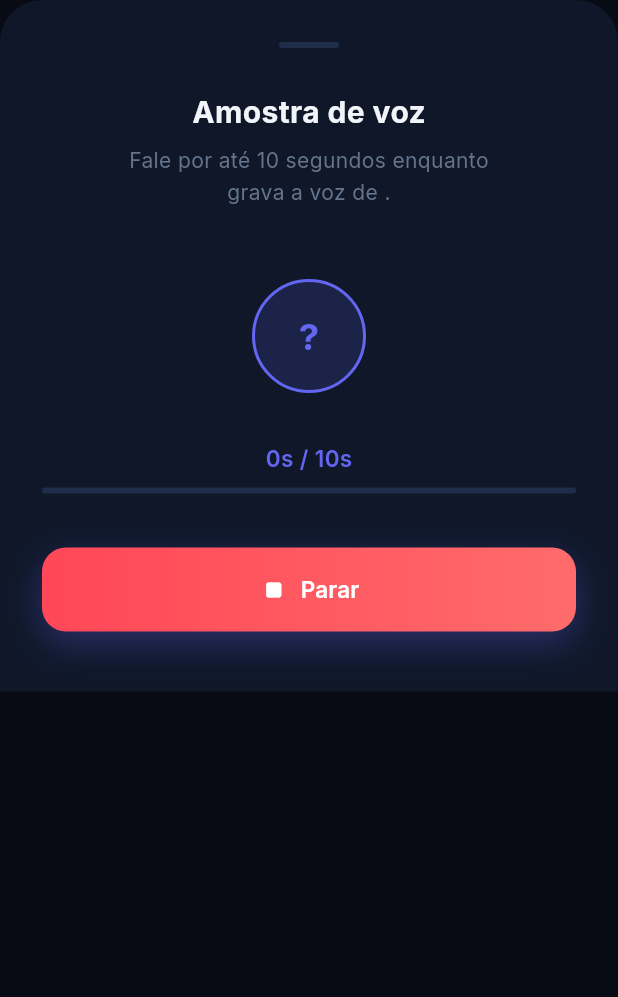
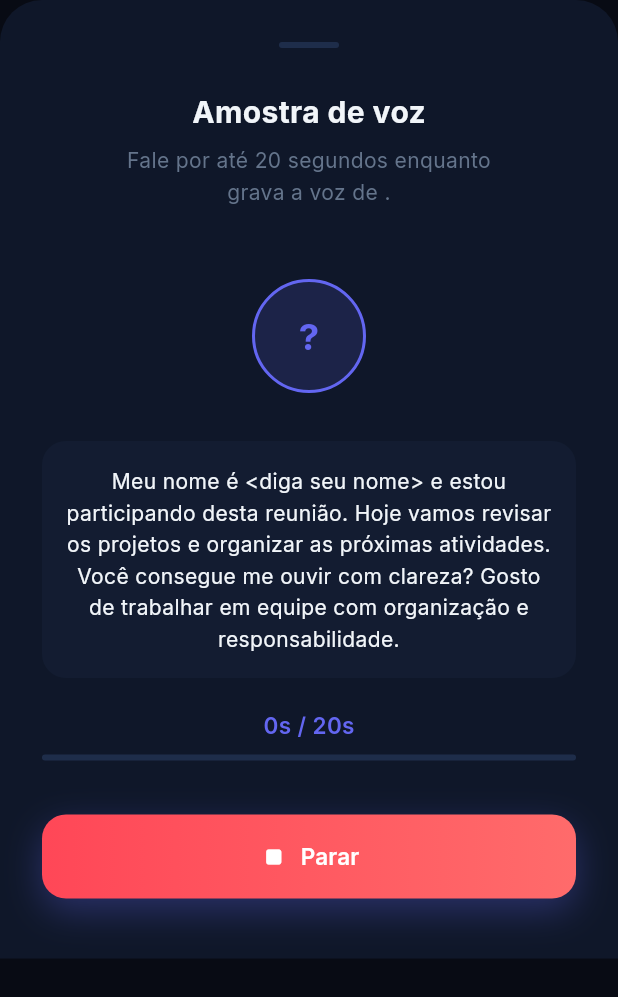
Before and after one commit to leandroalexandre-ifg/scitechear-frontend, a Flutter app: the VoiceSampleSheet widget shown alone on an empty page, opened directly with empty values, after a tap on "Iniciar gravação", on a phone screen of 412 x 824 dp. Shown: the top 997 px of the screen. Run offline on Flutter 3.47's test engine with Material 3 defaults, Android fonts, the phone set to English and light mode, and no system bars; our stand-ins replace dio, flutter_animate, google_fonts, permission_handler, shared_preferences, wakelock_plus; missing offline and left inert: flutter_background, record; accounts and stored records are empty.

Commit message:
UX: reunião sem participante obrigatório, amostra de voz 20s com frase-guia
Remove a exigência de adicionar participantes para iniciar a gravação (a
identificação por voz já era opcional do lado do backend); aumenta a
captura de amostra de voz de 10s para 20s e exibe uma frase-guia para o
usuário ler durante a gravação; renomeia o título do cadastro de
participante para "Cadastro de Biometria da Voz" para diferenciar do
cadastro de usuário do app.

```diff
--- a/lib/screens/meeting_setup_screen.dart
+++ b/lib/screens/meeting_setup_screen.dart
@@ -366,7 +366,7 @@ class _MeetingSetupScreenState extends State<MeetingSetupScreen> {
                 const SizedBox(width: 14),
                 Expanded(
                   child: Text(
-                    'Adicione pelo menos um\nparticipante para continuar.',
+                    'Nenhum participante adicionado.\nVocê pode iniciar a reunião mesmo assim.',
                     style: GoogleFonts.inter(
                         color: AppColors.textSecondary, fontSize: 13),
                   ),
@@ -393,7 +393,7 @@ class _MeetingSetupScreenState extends State<MeetingSetupScreen> {
     return GradientButton(
       label: 'Iniciar Gravação',
       icon: Icons.mic_rounded,
-      onPressed: _participants.isEmpty ? null : _startRecording,
+      onPressed: _startRecording,
       gradient: AppColors.heroGradient,
     ).animate(delay: 300.ms).fadeIn().slideY(begin: 0.3);
   }
--- a/lib/screens/participants_screen.dart
+++ b/lib/screens/participants_screen.dart
@@ -58,7 +58,7 @@ class _ParticipantsScreenState extends State<ParticipantsScreen> {
           crossAxisAlignment: CrossAxisAlignment.start,
           children: [
             Text(
-              'Cadastrar participante',
+              'Cadastro de Biometria da Voz',
               style: GoogleFonts.inter(
                   fontWeight: FontWeight.w700,
                   fontSize: 18,
--- a/lib/widgets/voice_sample_sheet.dart
+++ b/lib/widgets/voice_sample_sheet.dart
@@ -37,7 +37,13 @@ class _VoiceSampleSheetState extends State<VoiceSampleSheet>
   double _amplitude = 0.0;
   late AnimationController _pulseCtrl;
 
-  static const _maxSeconds = 10;
+  static const _maxSeconds = 20;
+
+  static const _guideScript =
+      'Meu nome é <diga seu nome> e estou participando desta reunião. '
+      'Hoje vamos revisar os projetos e organizar as próximas atividades. '
+      'Você consegue me ouvir com clareza? Gosto de trabalhar em equipe '
+      'com organização e responsabilidade.';
 
   @override
   void initState() {
@@ -178,6 +184,23 @@ class _VoiceSampleSheetState extends State<VoiceSampleSheet>
 
           const SizedBox(height: 20),
           if (_recording) ...[
+            Container(
+              padding: const EdgeInsets.all(16),
+              decoration: BoxDecoration(
+                color: AppColors.border.withAlpha(60),
+                borderRadius: BorderRadius.circular(16),
+              ),
+              child: Text(
+                _guideScript,
+                textAlign: TextAlign.center,
+                style: GoogleFonts.inter(
+                  color: AppColors.textPrimary,
+                  fontSize: 14,
+                  height: 1.5,
+                ),
+              ),
+            ),
+            const SizedBox(height: 20),
             Text(
               '${_elapsed}s / ${_maxSeconds}s',
               style: GoogleFonts.inter(
```
